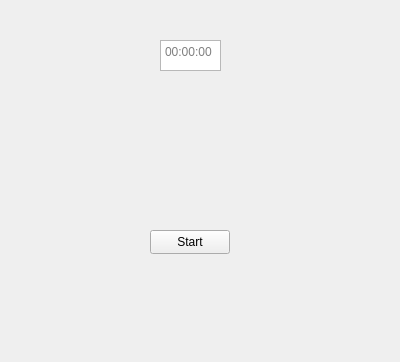
Old version of the form MyTimer/views/timerview.ui in the repository SawsOnly/QtTimerPractice.
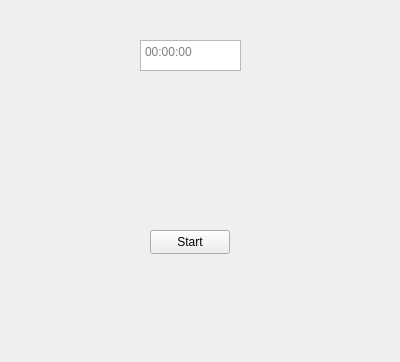
New version of the form.

Commit message: Changed edit state of timer text on start of timer. Changed alignment of timer text to be centered. Added unused update timer slot for TimerView

Diff of the .ui file:
```diff
--- a/MyTimer/views/timerview.ui
+++ b/MyTimer/views/timerview.ui
@@ -30,9 +30,9 @@
    <widget class="QTextEdit" name="TimerText">
     <property name="geometry">
      <rect>
-      <x>160</x>
+      <x>140</x>
       <y>40</y>
-      <width>61</width>
+      <width>101</width>
       <height>31</height>
      </rect>
     </property>
```
The commit also changes 2 other files.
